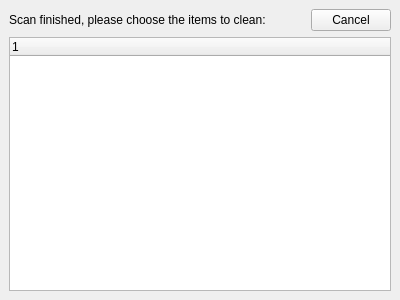
Old version of the form Components/tedyguard.ui in the repository zwpwjwtz/SuperPanda.
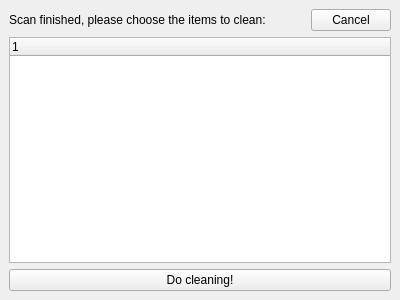
New version of the form. The open tabs and pages were chosen to show the change. Icons and pictures are not drawn.

Commit message: General functions for multi-thread file scanning & cleaning.

Diff of the .ui file:
```diff
--- a/Components/tedyguard.ui
+++ b/Components/tedyguard.ui
@@ -158,6 +158,13 @@
           </column>
          </widget>
         </item>
+        <item>
+         <widget class="QPushButton" name="buttonClean">
+          <property name="text">
+           <string>Do cleaning!</string>
+          </property>
+         </widget>
+        </item>
        </layout>
       </widget>
       <widget class="QWidget" name="pageCleanStatus">
```
Left out of the diff: 14 changed lines with no effect on the pictures. The commit also changes 8 other files.
